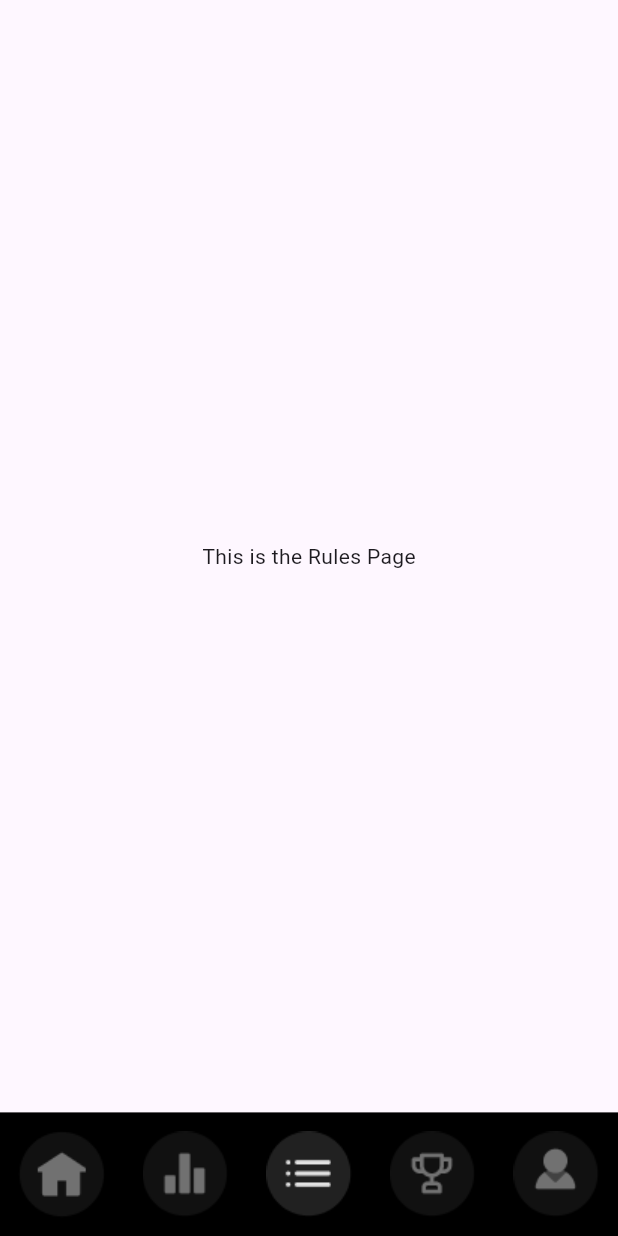
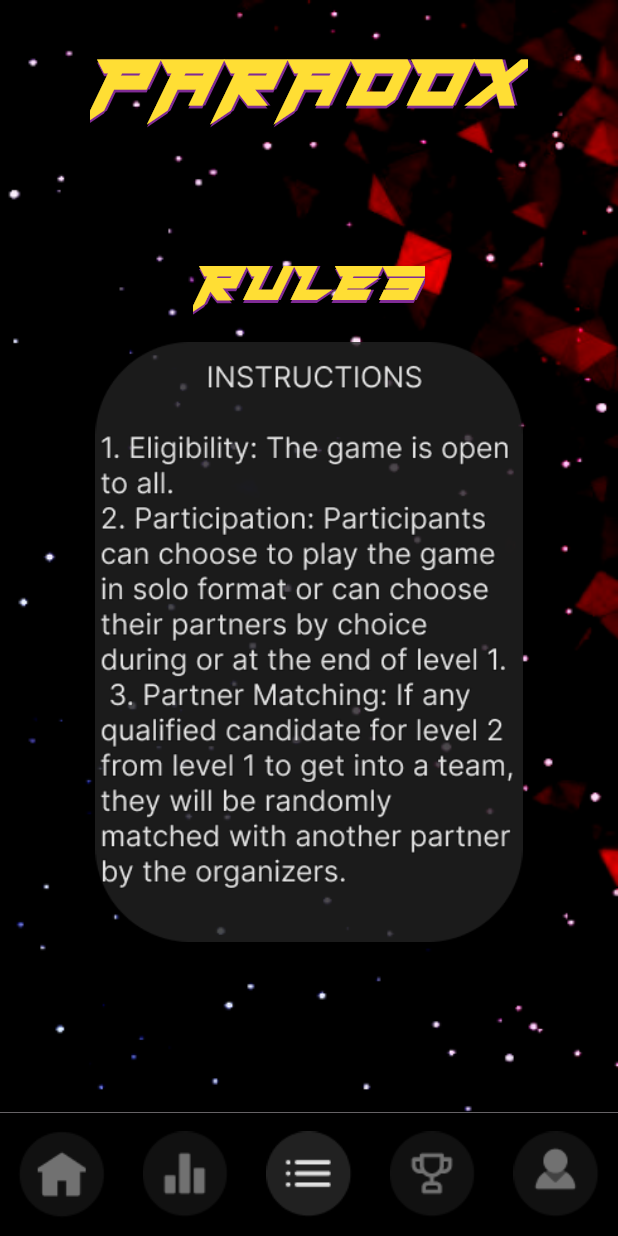
Before and after one commit to Amangupta0000/paradox2024_fronted, a Flutter app: the screen it shows after launch, item 3 of the bottom bar chosen, on a phone screen of 412 x 824 dp. Run offline on Flutter 3.47's test engine with Material 3 defaults, Android fonts, the phone set to English and light mode, and no system bars; our stand-ins replace firebase_auth, firebase_core, get, sign_in_button; missing offline and left inert: flutter_timer_countdown; accounts and stored records are empty.

Commit message:
rules page added

```diff
--- a/lib/rulesPage.dart
+++ b/lib/rulesPage.dart
@@ -5,9 +5,106 @@ class rulesPage extends StatelessWidget {
 
   @override
   Widget build(BuildContext context) {
-    return const Scaffold(
-      body: Center(
-        child: Text('This is the Rules Page'),
+    return SizedBox(
+      width: double.infinity,
+      child: Column(
+        children: [
+          const Padding(
+            padding: EdgeInsets.all(5.0),
+            child: Stack(
+              children: [
+                Positioned(
+                  top: 0,
+                  left: 2,
+                  child: Text(
+                    'PARADOX',
+                    style: TextStyle(
+                      fontFamily: 'Hermes',
+                      fontSize: 60,
+                      fontWeight: FontWeight.bold,
+                      color: Color(0xff802C95),
+                    ),
+                  ),
+                ),
+                Positioned(
+                  top: 2,
+                  left: 0,
+                  child: Text(
+                    'PARADOX',
+                    style: TextStyle(
+                      fontFamily: 'Hermes',
+                      fontSize: 60,
+                      fontWeight: FontWeight.bold,
+                      color: Color(0xff802C95),
+                    ),
+                  ),
+                ),
+                Text(
+                  'PARADOX',
+                  style: TextStyle(
+                    fontFamily: 'Hermes',
+                    fontSize: 60,
+                    fontWeight: FontWeight.bold,
+                    color: Color(0xFFFFDE34),
+                  ),
+                ),
+              ],
+            ),
+          ),
+          const SizedBox(height: 50,),
+          const Padding(
+            padding: EdgeInsets.all(5.0),
+            child: Stack(
+              children: [
+                Positioned(
+                  top: 0,
+                  left: 2,
+                  child: Text(
+                    'RULES',
+                    style: TextStyle(
+                      fontFamily: 'Hermes',
+                      fontSize: 45,
+                      fontWeight: FontWeight.bold,
+                      color: Color(0xff802C95),
+                    ),
+                  ),
+                ),
+                Positioned(
+                  top: 2,
+                  left: 0,
+                  child: Text(
+                    'RULES',
+                    style: TextStyle(
+                      fontFamily: 'Hermes',
+                      fontSize: 45,
+                      fontWeight: FontWeight.bold,
+                      color: Color(0xff802C95),
+                    ),
+                  ),
+                ),
+                Text(
+                  'RULES',
+                  style: TextStyle(
+                    fontFamily: 'Hermes',
+                    fontSize: 45,
+                    fontWeight: FontWeight.bold,
+                    color: Color(0xFFFFDE34),
+                  ),
+                ),
+              ],
+            ),
+          ),
+          Padding(
+            padding: const EdgeInsets.all(8.0),
+            child: SizedBox(
+              height: 400,
+              child: Image.asset(
+                'assets/rules.png',
+                fit: BoxFit.contain,
+              ),
+            ),
+          ),
+        ],
       ),
     );
   }
```
Also changed, not shown: assets/rules.png (added).
